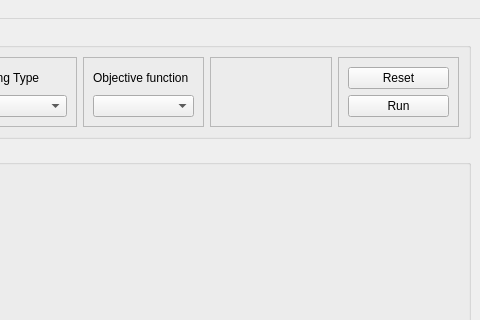
Before: the Qt Designer form interactive_learning_gui.ui in kit-cel/mokka_demo, drawn with Qt 5; both pictures show x 320 to 800 and y 0 to 320 of the 800 by 717 pixel window.
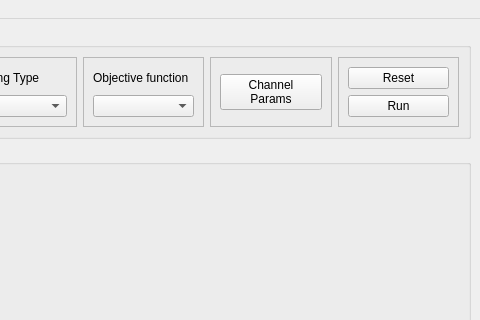
After: the same form once the commit is applied. Custom widgets are drawn as their Qt base class.

Commit message: screenshot-ready: GUI

Diff of the .ui file:
```diff
--- a/interactive_learning_gui.ui
+++ b/interactive_learning_gui.ui
@@ -123,6 +123,16 @@
          <property name="frameShadow">
           <enum>QFrame::Raised</enum>
          </property>
+         <layout class="QHBoxLayout" name="horizontalLayout_3">
+          <item>
+           <widget class="QPushButton" name="pushButton">
+            <property name="text">
+             <string>Channel
+Params</string>
+            </property>
+           </widget>
+          </item>
+         </layout>
         </widget>
        </item>
        <item>
```
Left out of the diff: 15 changed lines with no effect on the pictures. The commit also changes 2 other files.
